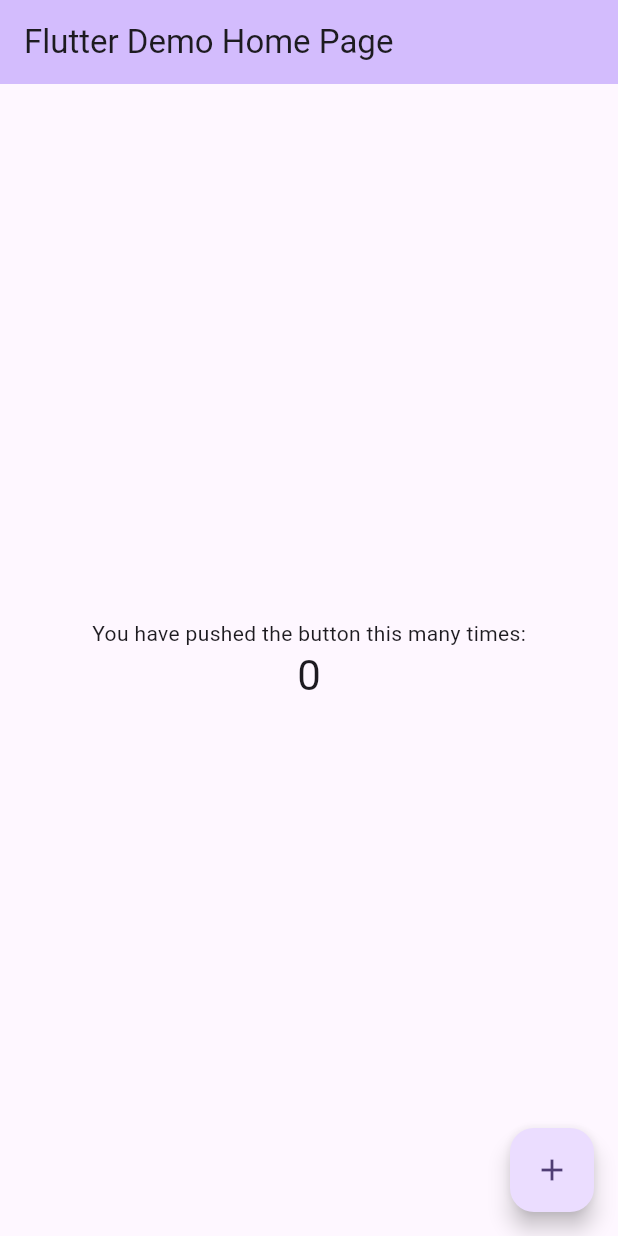
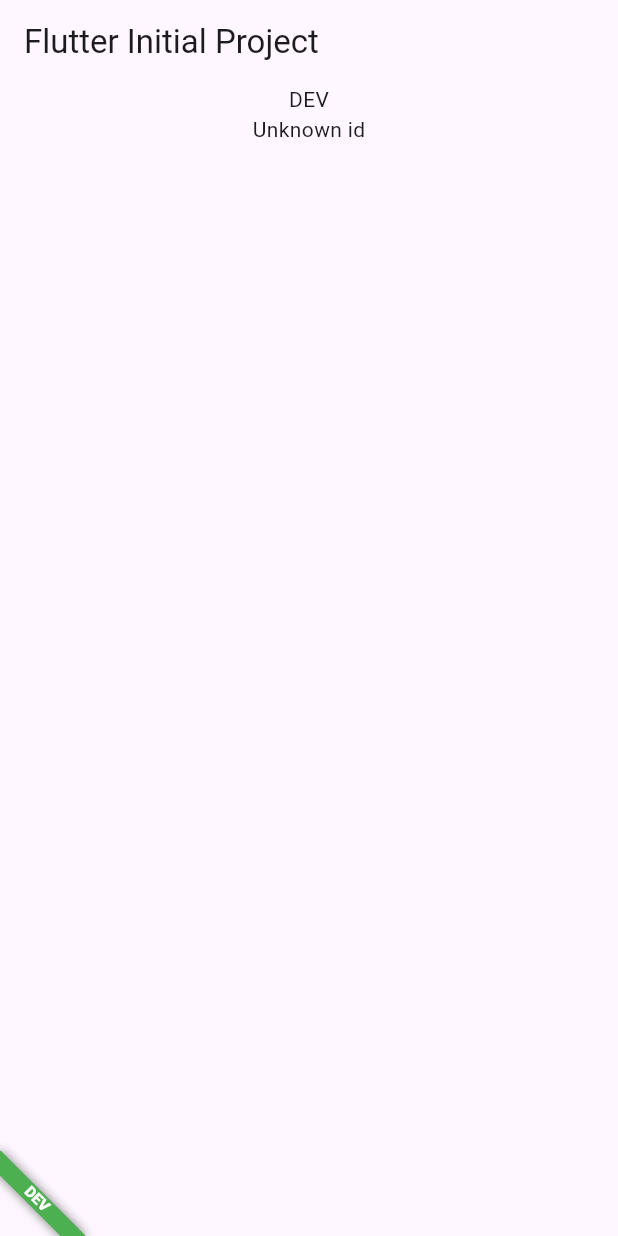
Before and after one commit to zirg41/tcp_udp_client_app, a Flutter app: the screen it shows after launch, on a phone screen of 412 x 824 dp. Run offline on Flutter 3.47's test engine with Material 3 defaults, Android fonts, the phone set to English and light mode, and no system bars; our stand-ins replace device_info_plus, get_it, injectable, package_info_plus, pub_semver; missing offline and left inert: android_id.

Commit message:
add `DeviceInfoService` and `FlavorBanner`

```diff
--- a/analysis_options.yaml
+++ b/analysis_options.yaml
@@ -61,7 +61,6 @@ linter:
     avoid_empty_else: true
     avoid_print: true
     avoid_relative_lib_imports: true
-    avoid_returning_null_for_future: true
     avoid_slow_async_io: true
     avoid_type_to_string: true
     avoid_types_as_parameter_names: true
@@ -91,7 +90,6 @@ linter:
     always_declare_return_types: true
     always_put_control_body_on_new_line: false
     always_put_required_named_parameters_first: true
-    always_require_non_null_named_parameters: true
     always_specify_types: false
     annotate_overrides: true
     avoid_annotating_with_dynamic: true
--- a/lib/app.dart
+++ b/lib/app.dart
@@ -1,4 +1,9 @@
 import "package:flutter/material.dart";
+
+import "package:initial_app/core/config/environment.dart";
+import "package:initial_app/core/config/injectable.dart";
+import "package:initial_app/core/qa/flavor_banner.dart";
+import "package:initial_app/core/utils/device_info_service.dart";
 
 class App extends StatelessWidget {
   const App({super.key});
@@ -7,9 +12,26 @@ class App extends StatelessWidget {
   Widget build(BuildContext context) {
     return MaterialApp(
       title: "Flutter Initial Project",
-      home: Scaffold(
-        appBar: AppBar(title: const Text("Flutter Initial Project")),
-        body: const Center(child: Text("env")),
+      home: FlavorBanner(
+        child: Scaffold(
+          appBar: AppBar(title: const Text("Flutter Initial Project")),
+          body: Center(
+            child: Column(
+              children: [
+                Text(
+                  getIt<Environment>().name,
+                ),
+                FutureBuilder(
+                    future: getIt.getAsync<DeviceInfoService>(),
+                    builder: (context, snapshot) {
+                      return Text(
+                        "${snapshot.data?.deviceId}",
+                      );
+                    }),
+              ],
+            ),
+          ),
+        ),
       ),
     );
   }
--- /dev/null
+++ b/lib/core/config/env_slug.dart
@@ -0,0 +1,8 @@
+/// Environment slug names
+///
+/// Used by injectable to access constant string names
+abstract class EnvSlug {
+  static const String dev = "DEV";
+  static const String stage = "STAGE";
+  static const String prod = "PROD";
+}
--- /dev/null
+++ b/lib/core/config/injectable.dart
@@ -0,0 +1,11 @@
+import "package:get_it/get_it.dart";
+import "package:initial_app/core/config/environment.dart";
+import "package:initial_app/core/config/injectable.config.dart";
+import "package:injectable/injectable.dart" hide Environment;
+
+final getIt = GetIt.instance;
+
+@injectableInit
+Future<void> configureDependencies(Environment environment) async {
+  getIt.init(environment: environment.name);
+}
--- /dev/null
+++ b/lib/core/config/register_packages.dart
@@ -0,0 +1,4 @@
+import "package:injectable/injectable.dart" hide Environment;
+
+@module
+abstract class RegisterPackage {}
--- /dev/null
+++ b/lib/core/qa/flavor_banner.dart
@@ -0,0 +1,204 @@
+import "dart:io";
+
+import "package:flutter/material.dart";
+import "package:initial_app/core/config/environment.dart";
+import "package:initial_app/core/config/injectable.dart";
+import "package:initial_app/core/utils/device_info_service.dart";
+
+class FlavorBanner extends StatelessWidget {
+  final Widget child;
+
+  const FlavorBanner({
+    required this.child,
+    super.key,
+  });
+
+  @override
+  Widget build(BuildContext context) {
+    if (getIt<Environment>().isProd) {
+      return child;
+    }
+    return Directionality(
+      textDirection: TextDirection.ltr,
+      child: Stack(
+        children: <Widget>[
+          child,
+          const Align(
+            alignment: Alignment.bottomLeft,
+            child: _BannerWidget(),
+          ),
+        ],
+      ),
+    );
+  }
+}
+
+class _BannerWidget extends StatelessWidget {
+  const _BannerWidget();
+
+  @override
+  Widget build(BuildContext context) {
+    return GestureDetector(
+      behavior: HitTestBehavior.translucent,
+      onLongPress: () {
+        showDialog(
+          context: context,
+          builder: (context) => const _DeviceInfoDialog(),
+        );
+      },
+      child: SizedBox(
+        width: 80,
+        height: 80,
+        child: CustomPaint(
+          painter: BannerPainter(
+            message: getIt<Environment>().name,
+            textDirection: Directionality.of(context),
+            layoutDirection: Directionality.of(context),
+            location: BannerLocation.bottomStart,
+            color: getIt<Environment>().bannerColor,
+          ),
+        ),
+      ),
+    );
+  }
+}
+
+class _DeviceInfoDialog extends StatelessWidget {
+  const _DeviceInfoDialog();
+
+  @override
+  Widget build(BuildContext context) {
+    return AlertDialog.adaptive(
+      clipBehavior: Clip.hardEdge,
+      content: _getContent(context),
+      actions: <Widget>[
+        TextButton(
+          onPressed: () {
+            // TODO(faiz): go to dev page
+            // Navigator.of(context).push(
+            //   MaterialPageRoute<dynamic>(
+            //     builder: (BuildContext context) => const DeveloperPage(),
+            //   ),
+            // );
+          },
+          child: const Text(
+            "Developer page",
+            style: TextStyle(color: Colors.black87),
+          ),
+        ),
+        TextButton(
+          onPressed: () {
+            // TODO(faiz): go to dev page
+            // Navigator.of(context).push(
+            //   MaterialPageRoute<dynamic>(
+            //     builder: (BuildContext context) => const LogScreen(),
+            //   ),
+            // );
+          },
+          child: const Text(
+            "Log page",
+            style: TextStyle(color: Colors.black87),
+          ),
+        ),
+        TextButton(
+          onPressed: () {
+            // TODO(faiz): go to chucker
+            // Navigator.of(context).push(
+            //   MaterialPageRoute<dynamic>(
+            //     builder: (BuildContext context) => const ErrorLogScreen(),
+            //   ),
+            // );
+          },
+          child: const Text(
+            "HTTP requests/responses",
+            style: TextStyle(color: Colors.black87),
+          ),
+        ),
+      ],
+    );
+  }
+
+  Widget _getContent(BuildContext context) {
+    final DeviceInfoService deviceInfo = getIt<DeviceInfoService>();
+    return SingleChildScrollView(
+      child: Column(
+        children: <Widget>[
+          _TileWidget(
+            name: "App version:",
+            value: deviceInfo.version,
+          ),
+          _TileWidget(
+            name: "Environment:",
+            value: getIt<Environment>().name,
+          ),
+          _TileWidget(
+            name: "Supported API version:",
+            value: getIt<Environment>().supportedApiVersion.toString(),
+          ),
+          // TODO(faiz): add actual api version checker
+          _TileWidget(
+            name: "Actual API version:",
+            value: "",
+          ),
+          _TileWidget(
+            name: "Physical device:",
+            value: "${deviceInfo.isPhysicalDevice}",
+          ),
+          _TileWidget(
+            name: "Manufacturer:",
+            value: deviceInfo.manufacturer,
+          ),
+          _TileWidget(
+            name: "Model:",
+            value: deviceInfo.model,
+          ),
+          if (Platform.isIOS)
+            _TileWidget(
+              name: "Device name:",
+              value: "${deviceInfo.iosDeviceName}",
+            ),
+
+          _TileWidget(
+            name: "OS version:",
+            value: deviceInfo.osVersion,
+          ),
+          if (Platform.isAndroid)
+            _TileWidget(
+              name: "Android SDK:",
+              value: "${deviceInfo.androidSdk}",
+            ),
+          _TileWidget(
+            name: "Device ID:",
+            value: deviceInfo.deviceId,
+          ),
+        ],
+      ),
+    );
+  }
+}
+
+class _TileWidget extends StatelessWidget {
+  const _TileWidget({
+    required this.name,
+    required this.value,
+  });
+  final String name;
+  final String value;
+  @override
+  Widget build(BuildContext context) {
+    return Padding(
+      padding: const EdgeInsets.all(5),
+      child: Row(
+        children: <Widget>[
+          Text(name),
+          const SizedBox(width: 4),
+          Flexible(
+            child: Text(
+              value,
+            ),
+          ),
+        ],
+      ),
+    );
+  }
+}
--- /dev/null
+++ b/lib/core/utils/device_info_service.dart
@@ -0,0 +1,61 @@
+import "dart:io";
+
+import "package:android_id/android_id.dart";
+import "package:device_info_plus/device_info_plus.dart";
+import "package:injectable/injectable.dart";
+import "package:package_info_plus/package_info_plus.dart";
+
+@singleton
+class DeviceInfoService {
+  String get deviceId => _deviceId;
+  String get manufacturer => _manufacturer;
+  String get model => _model;
+  String get os => _os;
+  String get osVersion => _osVersion;
+  String? get iosDeviceName => _iosDeviceName;
+  String get version => _version;
+  int? get androidSdk => _androidSdk ?? 0;
+  bool get isPhysicalDevice => _isPhysicalDevice;
+
+  late String _deviceId;
+  late String _manufacturer;
+  late String _model;
+  late String _os;
+  late String _osVersion;
+  late String _version;
+  late String? _iosDeviceName;
+  late int? _androidSdk;
+  late bool _isPhysicalDevice;
+
+  DeviceInfoService();
+
+  @PostConstruct()
+  Future<void> initialize() async {
+    final DeviceInfoPlugin deviceInfo = DeviceInfoPlugin();
+    final PackageInfo packageInfo = await PackageInfo.fromPlatform();
+
+    if (Platform.isAndroid) {
+      final AndroidDeviceInfo androidInfo = await deviceInfo.androidInfo;
+      _deviceId = await const AndroidId().getId() ?? "Unknown id";
+      _manufacturer = androidInfo.manufacturer;
+      _model = androidInfo.model;
+      _os = androidInfo.version.baseOS ?? "OS not defined";
+      _osVersion = androidInfo.version.release;
+      _androidSdk = androidInfo.version.sdkInt;
+      _isPhysicalDevice = androidInfo.isPhysicalDevice;
+    }
+
+    if (Platform.isIOS) {
+      final IosDeviceInfo iosInfo = await deviceInfo.iosInfo;
+      _deviceId = iosInfo.identifierForVendor ?? "iOS ID not defined";
+      _iosDeviceName = iosInfo.name;
+      _manufacturer = "Apple";
+      _model = iosInfo.model;
+      _os = iosInfo.systemName + iosInfo.systemVersion;
+      _osVersion = iosInfo.systemVersion;
+      _isPhysicalDevice = iosInfo.isPhysicalDevice;
+    }
+
+    _version = "${packageInfo.version} (${packageInfo.buildNumber})";
+  }
+}
--- a/lib/main.dart
+++ /dev/null
@@ -1,69 +0,0 @@
-import 'package:flutter/material.dart';
-
-void main() {
-  runApp(const MyApp());
-}
-
-class MyApp extends StatelessWidget {
-  const MyApp({super.key});
-
-  @override
-  Widget build(BuildContext context) {
-    return MaterialApp(
-      title: 'Flutter Demo',
-      theme: ThemeData(
-        colorScheme: ColorScheme.fromSeed(seedColor: Colors.deepPurple),
-        useMaterial3: true,
-      ),
-      home: const MyHomePage(title: 'Flutter Demo Home Page'),
-    );
-  }
-}
-
-class MyHomePage extends StatefulWidget {
-  const MyHomePage({super.key, required this.title});
-
-  final String title;
-
-  @override
-  State<MyHomePage> createState() => _MyHomePageState();
-}
-
-class _MyHomePageState extends State<MyHomePage> {
-  int _counter = 0;
-
-  void _incrementCounter() {
-    setState(() {
-      _counter++;
-    });
-  }
-
-  @override
-  Widget build(BuildContext context) {
-    return Scaffold(
-      appBar: AppBar(
-        backgroundColor: Theme.of(context).colorScheme.inversePrimary,
-        title: Text(widget.title),
-      ),
-      body: Center(
-        child: Column(
-          mainAxisAlignment: MainAxisAlignment.center,
-          children: <Widget>[
-            const Text(
-              'You have pushed the button this many times:',
-            ),
-            Text(
-              '$_counter',
-              style: Theme.of(context).textTheme.headlineMedium,
-            ),
-          ],
-        ),
-      ),
-      floatingActionButton: FloatingActionButton(
-        onPressed: _incrementCounter,
-        tooltip: 'Increment',
-        child: const Icon(Icons.add),
-      ),
-    );
-  }
-}
--- a/lib/main_dev.dart
+++ b/lib/main_dev.dart
@@ -1,6 +1,9 @@
 import "package:flutter/material.dart";
 import "package:initial_app/app.dart";
+import "package:initial_app/core/config/environment.dart";
+import "package:initial_app/core/config/injectable.dart";
 
 void main() {
+  configureDependencies(const DevEnvironment());
   runApp(const App());
 }
--- a/lib/main_prod.dart
+++ b/lib/main_prod.dart
@@ -1,6 +1,9 @@
 import "package:flutter/material.dart";
 import "package:initial_app/app.dart";
+import "package:initial_app/core/config/environment.dart";
+import "package:initial_app/core/config/injectable.dart";
 
 void main() {
+  configureDependencies(const ProdEnvironment());
   runApp(const App());
 }
--- a/lib/main_stage.dart
+++ b/lib/main_stage.dart
@@ -1,6 +1,9 @@
 import "package:flutter/material.dart";
 import "package:initial_app/app.dart";
+import "package:initial_app/core/config/environment.dart";
+import "package:initial_app/core/config/injectable.dart";
 
 void main() {
+  configureDependencies(const StageEnvironment());
   runApp(const App());
 }
```
Also changed, not shown: lib/core/config/environment.dart (added, +100 -0 lines), pubspec.yaml (+12 -70 lines), lib/core/config/injectable.config.dart (added), 11 other files.
